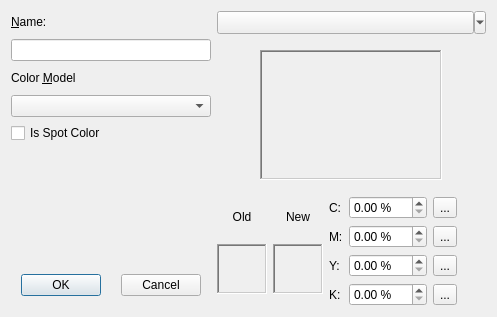
This is scribus/ui/cmykfwbase.ui in scribusproject/scribus as Qt 5 draws it before an edit. The edited form follows.
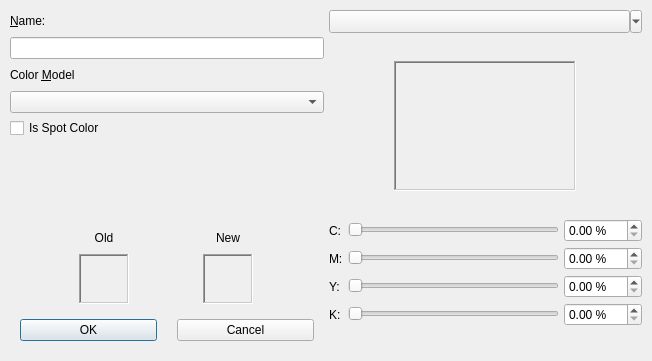
This is the edited form. Custom widgets are drawn as their Qt base class.

Commit message: put back sliders and spinboxes side by side in color editor + transform sliders in real color sliders

Patch:
```diff
--- a/scribus/ui/cmykfwbase.ui
+++ b/scribus/ui/cmykfwbase.ui
@@ -6,14 +6,29 @@
    <rect>
     <x>0</x>
     <y>0</y>
-    <width>497</width>
-    <height>317</height>
+    <width>652</width>
+    <height>361</height>
    </rect>
   </property>
   <property name="windowTitle">
    <string>Edit Color</string>
   </property>
   <layout class="QHBoxLayout" name="horizontalLayout">
+   <property name="spacing">
+    <number>5</number>
+   </property>
+   <property name="leftMargin">
+    <number>10</number>
+   </property>
+   <property name="topMargin">
+    <number>10</number>
+   </property>
+   <property name="rightMargin">
+    <number>10</number>
+   </property>
+   <property name="bottomMargin">
+    <number>10</number>
+   </property>
    <item>
     <layout class="QVBoxLayout" name="verticalLayout">
      <item>
@@ -81,6 +96,116 @@
        </property>
       </spacer>
      </item>
+     <item>
+      <layout class="QGridLayout" name="gridLayout">
+       <item row="0" column="1">
+        <widget class="QLabel" name="label_4">
+         <property name="minimumSize">
+          <size>
+           <width>50</width>
+           <height>22</height>
+          </size>
+         </property>
+         <property name="maximumSize">
+          <size>
+           <width>100</width>
+           <height>22</height>
+          </size>
+         </property>
+         <property name="text">
+          <string>New</string>
+         </property>
+         <property name="alignment">
+          <set>Qt::AlignCenter</set>
+         </property>
+        </widget>
+       </item>
+       <item row="0" column="0">
+        <widget class="QLabel" name="label_3">
+         <property name="minimumSize">
+          <size>
+           <width>50</width>
+           <height>22</height>
+          </size>
+         </property>
+         <property name="maximumSize">
+          <size>
+           <width>100</width>
+           <height>22</height>
+          </size>
+         </property>
+         <property name="text">
+          <string>Old</string>
+         </property>
+         <property name="alignment">
+          <set>Qt::AlignCenter</set>
+         </property>
+        </widget>
+       </item>
+       <item row="1" column="0">
+        <widget class="QLabel" name="OldC">
+         <property name="minimumSize">
+          <size>
+           <width>50</width>
+           <height>50</height>
+          </size>
+         </property>
+         <property name="maximumSize">
+          <size>
+           <width>50</width>
+           <height>50</height>
+          </size>
+         </property>
+         <property name="frameShape">
+          <enum>QFrame::WinPanel</enum>
+         </property>
+         <property name="frameShadow">
+          <enum>QFrame::Sunken</enum>
+         </property>
+         <property name="text">
+          <string/>
+         </property>
+         <property name="scaledContents">
+          <bool>true</bool>
+         </property>
+         <property name="alignment">
+          <set>Qt::AlignCenter</set>
+         </property>
+        </widget>
+       </item>
+       <item row="1" column="1">
+        <widget class="QLabel" name="NewC">
+         <property name="minimumSize">
+          <size>
+           <width>50</width>
+           <height>50</height>
+          </size>
+         </property>
+         <property name="maximumSize">
+          <size>
+           <width>50</width>
+           <height>50</height>
+          </size>
+         </property>
+         <property name="frameShape">
+          <enum>QFrame::WinPanel</enum>
+         </property>
+         <property name="frameShadow">
+          <enum>QFrame::Sunken</enum>
+         </property>
+         <property name="text">
+          <string/>
+         </property>
+         <property name="scaledContents">
+          <bool>true</bool>
+         </property>
+         <property name="alignment">
+          <set>Qt::AlignCenter</set>
+         </property>
+        </widget>
+       </item>
+      </layout>
+     </item>
      <item>
       <layout class="QHBoxLayout" name="horizontalLayout_5">
        <property name="spacing">
@@ -120,7 +245,29 @@
     </layout>
    </item>
    <item>
+    <widget class="QFrame" name="frame">
+     <property name="frameShape">
+      <enum>QFrame::NoFrame</enum>
+     </property>
+     <property name="frameShadow">
+      <enum>QFrame::Raised</enum>
+     </property>
     <layout class="QVBoxLayout" name="verticalLayout_2">
+      <property name="spacing">
+       <number>5</number>
+      </property>
+      <property name="leftMargin">
+       <number>0</number>
+      </property>
+      <property name="topMargin">
+       <number>0</number>
+      </property>
+      <property name="rightMargin">
+       <number>0</number>
+      </property>
+      <property name="bottomMargin">
+       <number>0</number>
+      </property>
      <item>
       <widget class="SwatchCombo" name="Swatches">
        <property name="sizePolicy">
@@ -211,7 +358,7 @@
                 <widget class="ColorChart" name="ColorMap" native="true">
                  <property name="minimumSize">
                   <size>
-                   <width>128</width>
+                    <width>180</width>
                    <height>128</height>
                   </size>
                  </property>
@@ -256,119 +403,103 @@
       </widget>
      </item>
      <item>
-      <layout class="QHBoxLayout" name="horizontalLayout_3">
-       <item>
-        <layout class="QGridLayout" name="gridLayout">
+       <layout class="QGridLayout" name="slidersLayout">
          <item row="0" column="1">
-          <widget class="QLabel" name="label_4">
+           <widget class="ScColorSlider" name="CyanSL">
            <property name="minimumSize">
             <size>
-             <width>50</width>
-             <height>22</height>
-            </size>
-           </property>
-           <property name="maximumSize">
-            <size>
-             <width>100</width>
-             <height>22</height>
-            </size>
-           </property>
-           <property name="text">
-            <string>New</string>
-           </property>
-           <property name="alignment">
-            <set>Qt::AlignCenter</set>
+              <width>200</width>
+              <height>16</height>
+             </size>
+            </property>
+            <property name="minimum">
+             <number>0</number>
+            </property>
+            <property name="maximum">
+             <number>100</number>
+            </property>
+            <property name="orientation">
+             <enum>Qt::Horizontal</enum>
            </property>
           </widget>
          </item>
-         <item row="0" column="0">
-          <widget class="QLabel" name="label_3">
+        <item row="3" column="1">
+           <widget class="ScColorSlider" name="BlackSL">
            <property name="minimumSize">
             <size>
-             <width>50</width>
-             <height>22</height>
-            </size>
-           </property>
-           <property name="maximumSize">
-            <size>
-             <width>100</width>
-             <height>22</height>
-            </size>
-           </property>
-           <property name="text">
-            <string>Old</string>
-           </property>
-           <property name="alignment">
-            <set>Qt::AlignCenter</set>
+              <width>200</width>
+              <height>16</height>
+             </size>
+            </property>
+            <property name="minimum">
+             <number>0</number>
+            </property>
+            <property name="maximum">
+             <number>100</number>
+            </property>
+            <property name="orientation">
+             <enum>Qt::Horizontal</enum>
            </property>
           </widget>
          </item>
-         <item row="1" column="0">
-          <widget class="QLabel" name="OldC">
-           <property name="minimumSize">
-            <size>
-             <width>50</width>
-             <height>50</height>
-            </size>
-           </property>
-           <property name="maximumSize">
-            <size>
-             <width>50</width>
-             <height>50</height>
-            </size>
-           </property>
-           <property name="frameShape">
-            <enum>QFrame::WinPanel</enum>
-           </property>
-           <property name="frameShadow">
-            <enum>QFrame::Sunken</enum>
-           </property>
+        <item row="3" column="0">
+         <widget class="QLabel" name="BlackT">
            <property name="text">
-            <string/>
-           </property>
-           <property name="scaledContents">
-            <bool>true</bool>
-           </property>
-           <property name="alignment">
-            <set>Qt::AlignCenter</set>
+           <string>K:</string>
            </property>
           </widget>
          </item>
          <item row="1" column="1">
-          <widget class="QLabel" name="NewC">
+           <widget class="ScColorSlider" name="MagentaSL">
            <property name="minimumSize">
             <size>
-             <width>50</width>
-             <height>50</height>
-            </size>
-           </property>
-           <property name="maximumSize">
-            <size>
-             <width>50</width>
-             <height>50</height>
-            </size>
-           </property>
-           <property name="frameShape">
-            <enum>QFrame::WinPanel</enum>
-           </property>
-           <property name="frameShadow">
-            <enum>QFrame::Sunken</enum>
-           </property>
-           <property name="text">
-            <string/>
-           </property>
-           <property name="scaledContents">
-            <bool>true</bool>
-           </property>
-           <property name="alignment">
-            <set>Qt::AlignCenter</set>
+              <width>200</width>
+              <height>16</height>
+             </size>
+            </property>
+            <property name="minimum">
+             <number>0</number>
+            </property>
+            <property name="maximum">
+             <number>100</number>
+            </property>
+            <property name="orientation">
+             <enum>Qt::Horizontal</enum>
+            </property>
+           </widget>
+        </item>
+        <item row="3" column="2">
+         <widget class="ScrSpinBox" name="BlackSp">
+          <property name="suffix">
+           <string> %</string>
+          </property>
+          <property name="minimum">
+           <double>0.000000000000000</double>
+          </property>
+          <property name="maximum">
+           <double>100.000000000000000</double>
            </property>
           </widget>
          </item>
-        </layout>
-       </item>
-       <item>
-        <layout class="QGridLayout" name="gridLayout_2">
+        <item row="2" column="1">
+           <widget class="ScColorSlider" name="YellowSL">
+            <property name="minimumSize">
+             <size>
+              <width>200</width>
+              <height>16</height>
+             </size>
+            </property>
+            <property name="minimum">
+             <number>0</number>
+            </property>
+            <property name="maximum">
+             <number>100</number>
+            </property>
+            <property name="orientation">
+             <enum>Qt::Horizontal</enum>
+            </property>
+           </widget>
+        </item>
          <item row="0" column="0">
           <widget class="QLabel" name="CyanT">
            <property name="text">
@@ -376,8 +507,8 @@
            </property>
           </widget>
          </item>
-         <item row="0" column="1">
-          <widget class="ScrSpinBox" name="CyanSp">
+        <item row="2" column="2">
+         <widget class="ScrSpinBox" name="YellowSp">
            <property name="suffix">
             <string> %</string>
            </property>
@@ -389,13 +520,16 @@
            </property>
           </widget>
          </item>
-         <item row="0" column="2">
-          <widget class="QToolButton" name="CyanP">
-           <property name="text">
-            <string>...</string>
-           </property>
-           <property name="popupMode">
-            <enum>QToolButton::InstantPopup</enum>
+        <item row="1" column="2">
+         <widget class="ScrSpinBox" name="MagentaSp">
+          <property name="suffix">
+           <string> %</string>
+          </property>
+          <property name="minimum">
+           <double>0.000000000000000</double>
+          </property>
+          <property name="maximum">
+           <double>100.000000000000000</double>
            </property>
           </widget>
          </item>
@@ -406,8 +540,8 @@
            </property>
           </widget>
          </item>
-         <item row="1" column="1">
-          <widget class="ScrSpinBox" name="MagentaSp">
+        <item row="0" column="2">
+         <widget class="ScrSpinBox" name="CyanSp">
            <property name="suffix">
             <string> %</string>
            </property>
@@ -419,16 +553,6 @@
            </property>
           </widget>
          </item>
-         <item row="1" column="2">
-          <widget class="QToolButton" name="MagentaP">
-           <property name="text">
-            <string>...</string>
-           </property>
-           <property name="popupMode">
-            <enum>QToolButton::InstantPopup</enum>
-           </property>
-          </widget>
-         </item>
          <item row="2" column="0">
           <widget class="QLabel" name="YellowT">
            <property name="text">
@@ -436,77 +560,23 @@
            </property>
           </widget>
          </item>
-         <item row="2" column="1">
-          <widget class="ScrSpinBox" name="YellowSp">
-           <property name="suffix">
-            <string> %</string>
-           </property>
-           <property name="minimum">
-            <double>0.000000000000000</double>
-           </property>
-           <property name="maximum">
-            <double>100.000000000000000</double>
-           </property>
-          </widget>
-         </item>
-         <item row="2" column="2">
-          <widget class="QToolButton" name="YellowP">
-           <property name="text">
-            <string>...</string>
-           </property>
-           <property name="popupMode">
-            <enum>QToolButton::InstantPopup</enum>
-           </property>
-          </widget>
-         </item>
-         <item row="3" column="0">
-          <widget class="QLabel" name="BlackT">
-           <property name="text">
-            <string>K:</string>
-           </property>
-          </widget>
-         </item>
-         <item row="3" column="1">
-          <widget class="ScrSpinBox" name="BlackSp">
-           <property name="suffix">
-            <string> %</string>
-           </property>
-           <property name="minimum">
-            <double>0.000000000000000</double>
-           </property>
-           <property name="maximum">
-            <double>100.000000000000000</double>
-           </property>
-          </widget>
-         </item>
-         <item row="3" column="2">
-          <widget class="QToolButton" name="BlackP">
-           <property name="text">
-            <string>...</string>
-           </property>
-           <property name="popupMode">
-            <enum>QToolButton::InstantPopup</enum>
-           </property>
-          </widget>
-         </item>
         </layout>
        </item>
        <item>
-        <spacer name="horizontalSpacer">
+       <spacer name="verticalSpacer_2">
          <property name="orientation">
-          <enum>Qt::Horizontal</enum>
+         <enum>Qt::Vertical</enum>
          </property>
          <property name="sizeHint" stdset="0">
           <size>
-           <width>40</width>
-           <height>20</height>
+          <width>20</width>
+          <height>40</height>
           </size>
          </property>
         </spacer>
        </item>
       </layout>
-     </item>
-    </layout>
+    </widget>
    </item>
   </layout>
  </widget>
@@ -537,6 +607,11 @@
    <extends>QDoubleSpinBox</extends>
    <header>ui/scrspinbox.h</header>
   </customwidget>
+  <customwidget>
+   <class>ScColorSlider</class>
+   <extends>QSlider</extends>
+   <header>ui/sccolorslider.h</header>
+  </customwidget>
  </customwidgets>
  <resources/>
  <connections/>
```
Lines whose indentation alone changed are shown as unchanged. The commit also changes 9 other files.
